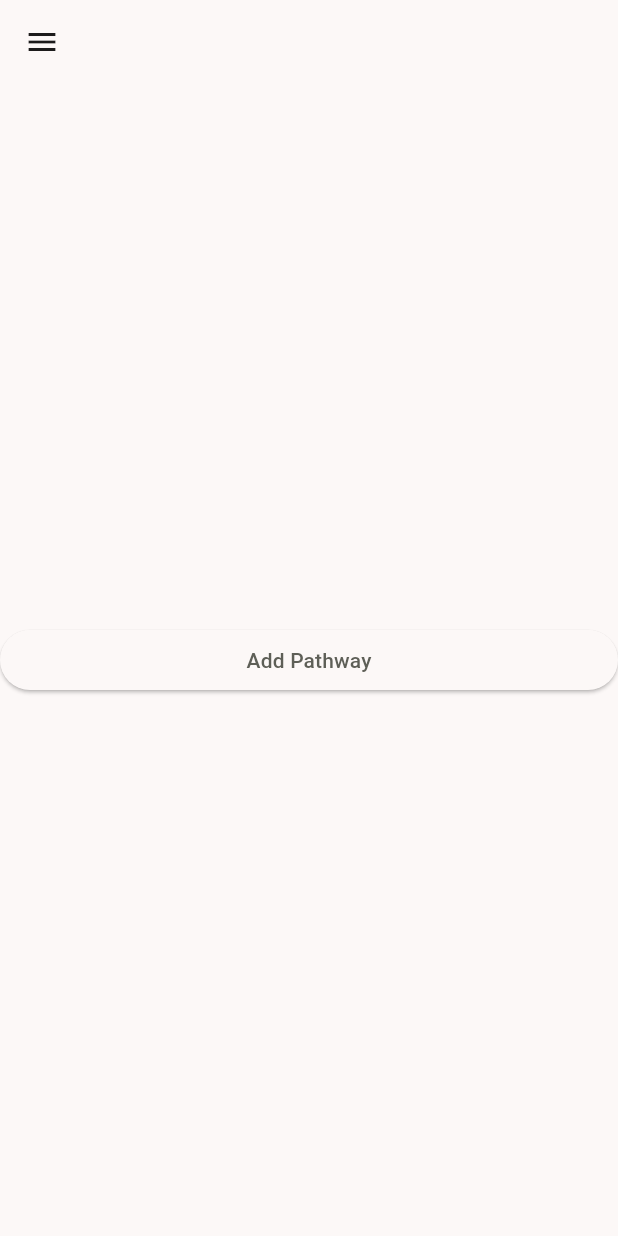
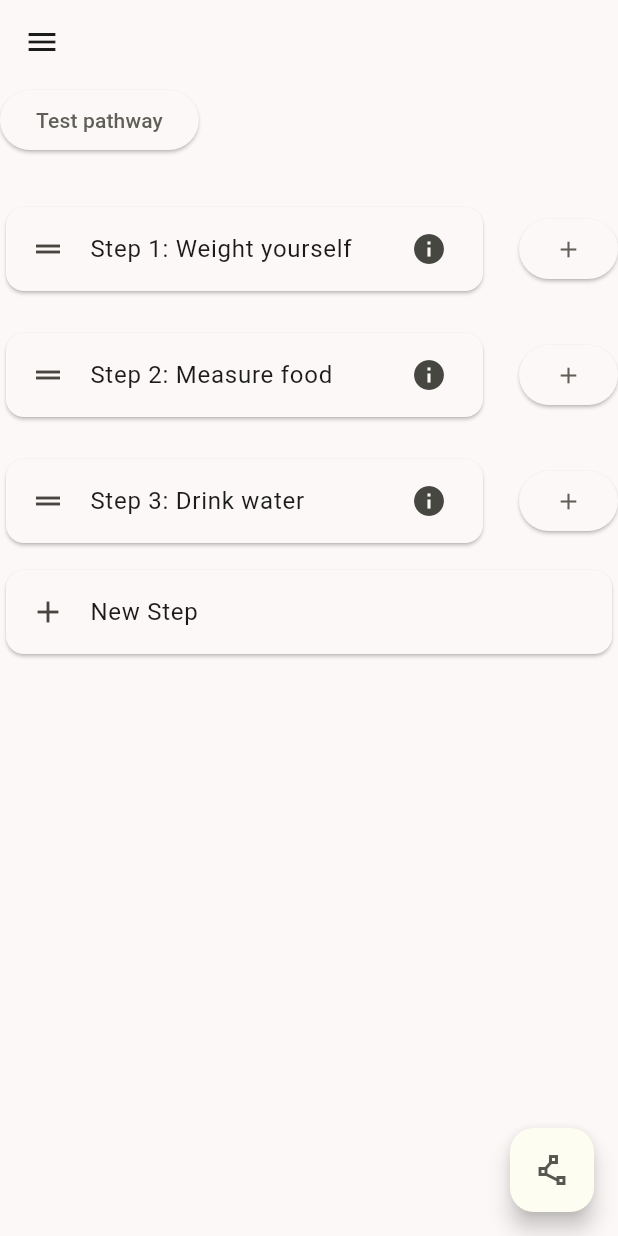
Before and after one commit to JohnnyCasares/trialpathway, a Flutter app: the ViewPathway screen opened directly, on a phone screen of 412 x 824 dp. Run offline on Flutter 3.47's test engine with Material 3 defaults, Android fonts, the phone set to English and light mode, and no system bars; our stand-ins replace animated_text_kit, get_it, shared_preferences; missing offline and left inert: postgres; accounts and stored records are empty; project files that could hold a hidden picture were left out.

Commit message:
assigning pathways to patients work

```diff
--- a/lib/class_models/researcher.dart
+++ b/lib/class_models/researcher.dart
@@ -53,7 +53,7 @@ The Full Clinical Trial Title for the Purpose of Debugging represents a pioneeri
                 '''),
       [Patient.generateMockPatient(), Patient.generateMockPatient()],
     );
-    // researcher.pathways.add(mockPathway);
+    researcher.pathways.add(mockPathway);
     return researcher;
   }
 }
--- a/lib/researcher/views/view_pathway.dart
+++ b/lib/researcher/views/view_pathway.dart
@@ -22,7 +22,7 @@ class _ViewPathwayState extends State<ViewPathway> {
 
   late List<Patient>? patients;
   int pathwaysIndex = 0;
-  bool showActionButton = false;
+
 
   @override
   void initState() {
@@ -35,8 +35,8 @@ class _ViewPathwayState extends State<ViewPathway> {
   Widget build(BuildContext context) {
     return Scaffold(
         appBar: AppBar(),
-        floatingActionButton: showActionButton
-            ? FloatingActionButton(
+        floatingActionButton:
+            FloatingActionButton(
                 tooltip: 'New Pathway',
                 onPressed: () async {
                   Pathway? tmp = await showDialog(
@@ -49,7 +49,7 @@ class _ViewPathwayState extends State<ViewPathway> {
                 },
                 child: Icon(Icons.polyline_outlined),
               )
-            : null,
+            ,
         drawer: drawer(),
         body: Center(
           child: SizedBox(
@@ -67,7 +67,6 @@ class _ViewPathwayState extends State<ViewPathway> {
                     if (tmp != null) {
                       setState(() {
                         _researcher.pathways.add(tmp);
-                        showActionButton = true;
                       });
                     }
                   },
```
Also changed, not shown: lib/researcher/views/view_patient.dart (+54 -29 lines).
